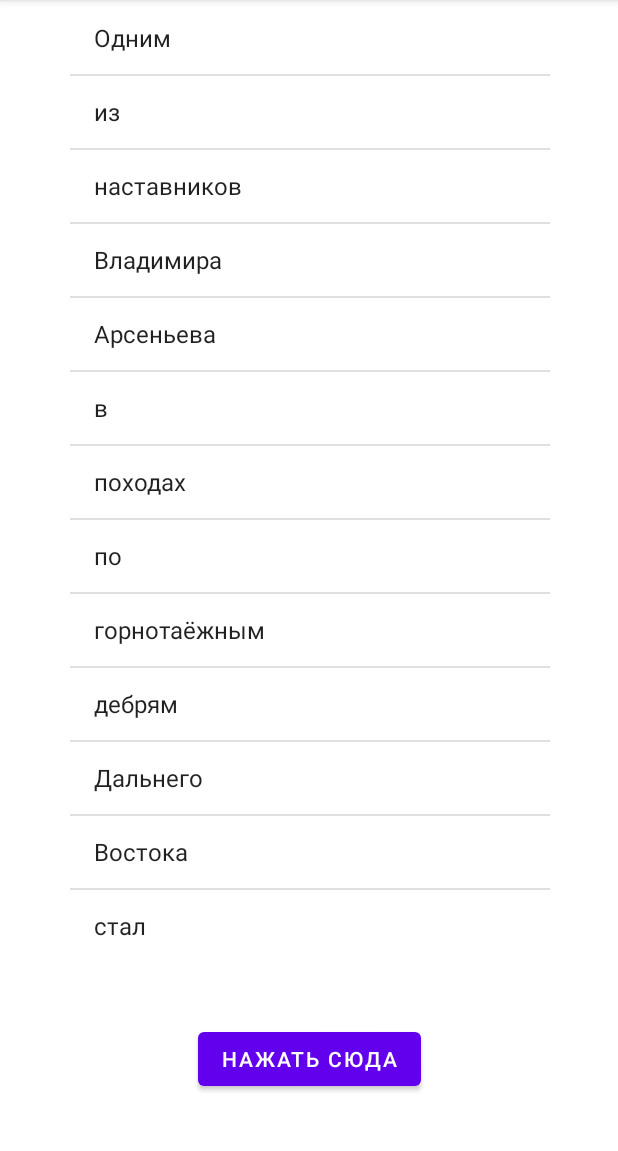
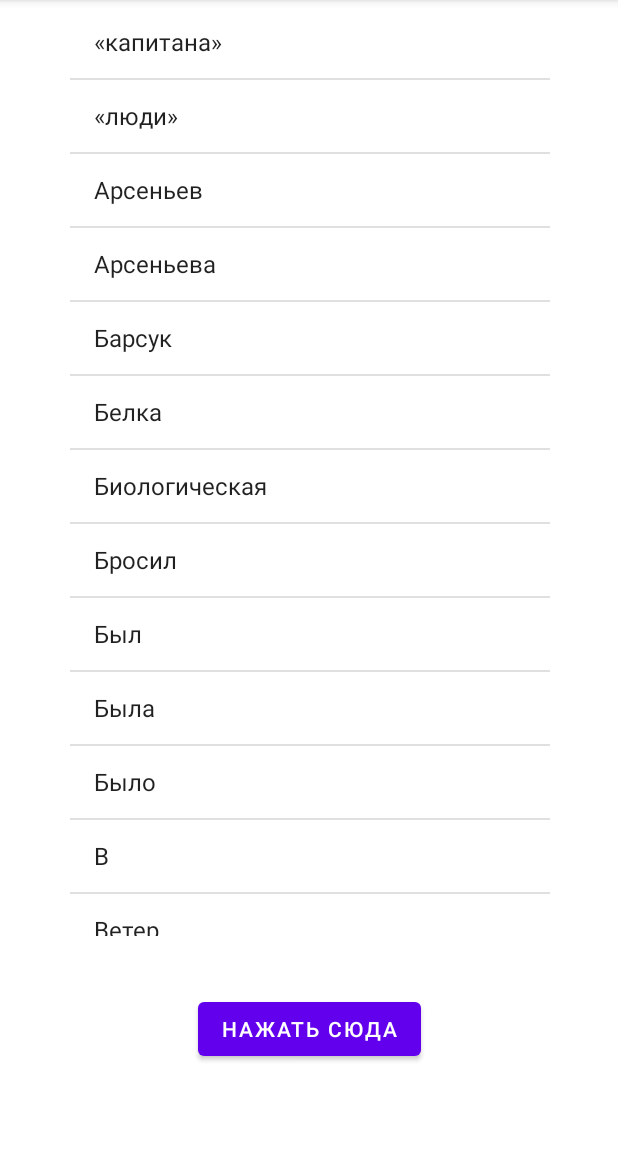
Before and after one commit to pashok6798/Laboratory_1, an Android app: the screen it shows after launch (MainActivity), after a tap on "НАЖАТЬ СЮДА", on a phone screen of 412 x 824 dp, the part 84-1235 px from its top. Run offline under Robolectric (Android 15) with nearby library versions, the phone set to English and light mode, and no system bars.

Commit message:
Релиз версии 1.0

```diff
--- a/app/src/main/java/com/iate_is_b_19z/laboratory_1/MainActivity.kt
+++ b/app/src/main/java/com/iate_is_b_19z/laboratory_1/MainActivity.kt
@@ -7,16 +7,9 @@ import android.widget.Button
 import android.widget.ListView
 
 fun getWordsFromString(myString: String) : List<String>{
-    return myString.replace("\\p{Punct}".toRegex(), "").split(" +".toRegex()).toList().distinct()
+    return myString.replace("\\p{Punct}".toRegex(), "").split(" +".toRegex()).map{ it.replaceFirstChar(Char::uppercaseChar) }.toList().distinct().sorted()
 }
 
-fun getWordsWithFirstUpperCase(word: String) : String {
-    return word.replaceFirstChar(Char::uppercaseChar)
-}
-
-fun sortWords() {
-    //Понять бы ещё как это сделать...
-}
 
 class MainActivity : AppCompatActivity() {
     override fun onCreate(savedInstanceState: Bundle?) {
--- a/app/src/main/res/layout/activity_main.xml
+++ b/app/src/main/res/layout/activity_main.xml
@@ -12,9 +12,9 @@
         android:layout_width="wrap_content"
         android:layout_height="wrap_content"
         android:layout_marginStart="109dp"
-        android:layout_marginTop="10dp"
+        android:layout_marginTop="4dp"
         android:layout_marginEnd="109dp"
-        android:layout_marginBottom="8dp"
+        android:layout_marginBottom="24dp"
         android:text="@string/clickBtn_text"
         app:layout_constraintBottom_toBottomOf="parent"
         app:layout_constraintEnd_toEndOf="parent"
@@ -24,9 +24,9 @@
     <ListView
         android:id="@+id/listBox"
         android:layout_width="320dp"
-        android:layout_height="640dp"
+        android:layout_height="620dp"
         android:layout_marginStart="1dp"
-        android:layout_marginTop="1dp"
+        android:layout_marginTop="4dp"
         app:layout_constraintEnd_toEndOf="parent"
         app:layout_constraintStart_toStartOf="parent"
         app:layout_constraintTop_toTopOf="parent" />
```
